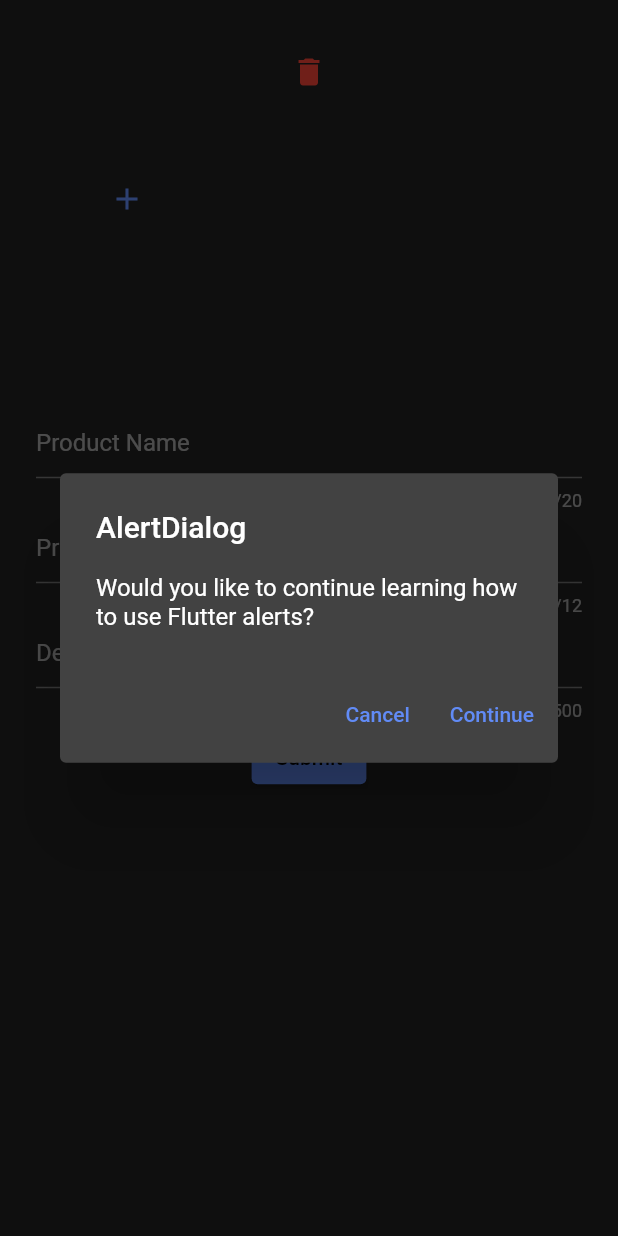
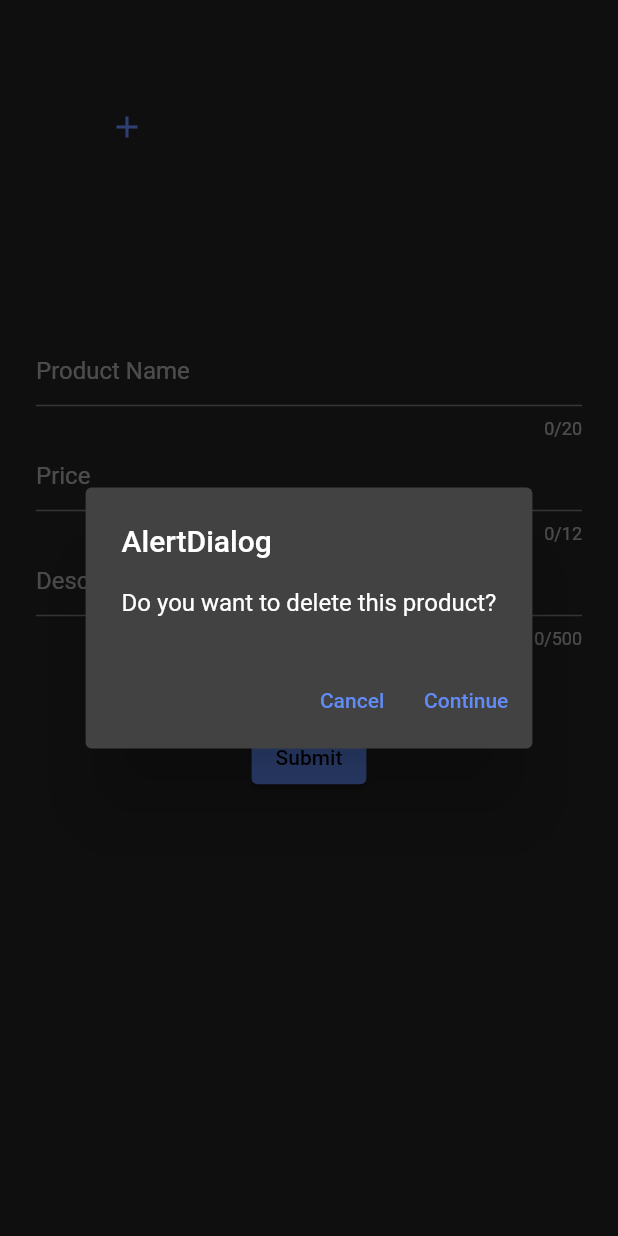
Before and after one commit to PentolGoreng/flavor_fog, a Flutter app: the EditProduct widget shown alone on an empty page, opened directly with empty values, after a tap on the "delete" icon, on a phone screen of 412 x 824 dp. Run offline on Flutter 3.47's test engine with Material 2 defaults, Android fonts, the light colour scheme and no system bars; our stand-ins replace cached_network_image, carousel_slider, cloud_firestore, expandable, expandable_text, firebase_auth and 16 more; missing offline and left inert: email_auth, onesignal_flutter, webfeed; accounts and stored records are empty.

Commit message:
edit more

```diff
--- a/lib/screens/details/components/add.dart
+++ b/lib/screens/details/components/add.dart
@@ -120,8 +120,7 @@ class _AddProductState extends State<EditProduct> {
     // set up the AlertDialog
     AlertDialog alert = AlertDialog(
       title: Text("AlertDialog"),
-      content: Text(
-          "Would you like to continue learning how to use Flutter alerts?"),
+      content: Text("Do you want to delete this product?"),
       actions: [
         cancelButton,
         continueButton,
@@ -184,17 +183,17 @@ class _AddProductState extends State<EditProduct> {
               padding: EdgeInsets.all(4),
               child: Column(
                 children: [
-                  Center(
-                    child: IconButton(
-                      icon: Icon(
-                        Icons.delete,
-                        color: Colors.red,
-                      ),
-                      onPressed: () async {
-                        showAlertDialog(context);
-                      },
-                    ),
-                  ),
+                  // Center(
+                  //   child: IconButton(
+                  //     icon: Icon(
+                  //       Icons.delete,
+                  //       color: Colors.red,
+                  //     ),
+                  //     onPressed: () async {
+                  //       showAlertDialog(context);
+                  //     },
+                  //   ),
+                  // ),
                   Expanded(
                     child: GridView.builder(
                         itemCount: image1.length == 0
@@ -305,6 +304,7 @@ class _AddProductState extends State<EditProduct> {
                       // });
                     },
                   ),
+
                   Container(
                     constraints: BoxConstraints(maxHeight: 200),
                     child: TextField(
@@ -319,6 +319,15 @@ class _AddProductState extends State<EditProduct> {
                       },
                     ),
                   ),
+                  IconButton(
+                      onPressed: () async {
+                        showAlertDialog(context);
+                      },
+                      icon: Icon(
+                        Icons.delete,
+                        color: Colors.red,
+                      )),
+
                   // TextField(),
                   ElevatedButton(
                     onPressed: () async {
--- a/lib/screens/home/components/product_list.dart
+++ b/lib/screens/home/components/product_list.dart
@@ -58,7 +58,7 @@ class _ProductListState extends State<ProductList>
     // }
 
     return Container(
-      height: 300,
+      // height: ,
       child: Column(
         children: [
           Padding(
@@ -127,7 +127,7 @@ class _ProductListState extends State<ProductList>
               initialIndex: 0,
               length: 2,
               child: Container(
-                height: 500,
+                height: 650,
                 child: Scaffold(
                   appBar: PreferredSize(
                     preferredSize: Size.fromHeight(40),
--- a/lib/screens/myshop/components/add.dart
+++ b/lib/screens/myshop/components/add.dart
@@ -45,7 +45,7 @@ class _AddProductState extends State<AddProduct> {
   TextEditingController _priceController = TextEditingController();
   List<File> imageList = [];
   List<String> imageNames = [
-    "https://firebasestorage.googleapis.com/v0/b/flavour-fog.appspot.com/o/images%2Fno-image-icon-23492.png?alt=media&token=625bbeb7-3269-4e87-85ee-a2f2654c0f03"
+    "https://firebasestorage.googleapis.com/v0/b/flavour-fog.appspot.com/o/Profile%2Fno-image-icon-23492.png?alt=media&token=4aaab574-c0f9-4396-9b4a-0ea502731212"
   ];
   List<String> urls = [];
 
```
Also changed, not shown: lib/screens/details/details_screen.dart (+49 -9 lines).
